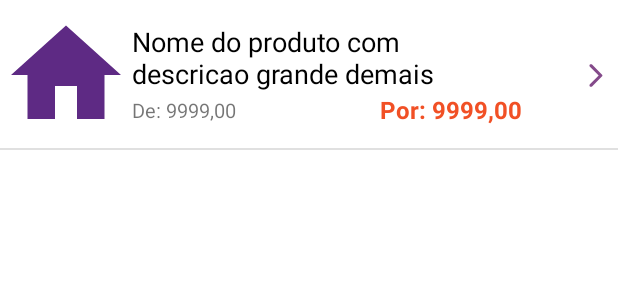
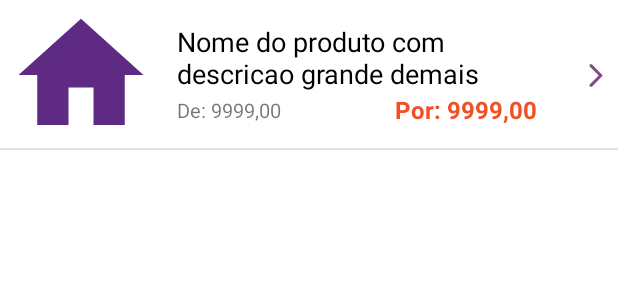
Before and after one commit to Yacovmm/b2w-lodjinha-challenge-android, an Android app: the layout maisvendidos_layout_rv.xml on its own in the app's theme, with its tools: preview values and no code run, on a phone screen of 412 x 824 dp. Shown: the top 300 px of the screen. Run offline under Robolectric (Android 15) with nearby library versions, the phone set to English and light mode, and no system bars; network calls fail.

Commit message:
Ajustes layout

```diff
--- a/app/src/main/res/layout/maisvendidos_layout_rv.xml
+++ b/app/src/main/res/layout/maisvendidos_layout_rv.xml
@@ -18,10 +18,11 @@
 
     <androidx.appcompat.widget.AppCompatTextView
         android:id="@+id/descricao_produto"
-        android:layout_width="260dp"
+        android:layout_width="240dp"
         android:layout_height="wrap_content"
         android:layout_marginTop="15dp"
-        android:layout_marginEnd="64dp"
+        android:layout_marginEnd="54dp"
+        android:layout_marginStart="10dp"
         android:ellipsize="end"
         android:maxLines="2"
         android:textColor="@color/black"
```
